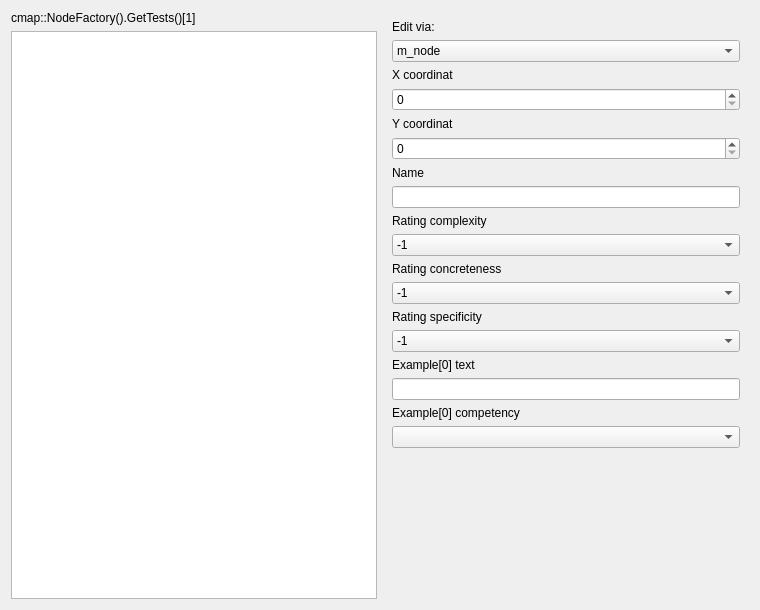
Before: the Qt Designer form Tools/ToolTestConceptMap/qtconceptmaptestqtnodedialog.ui in richelbilderbeek/ProjectRichelBilderbeek, drawn with Qt 5.
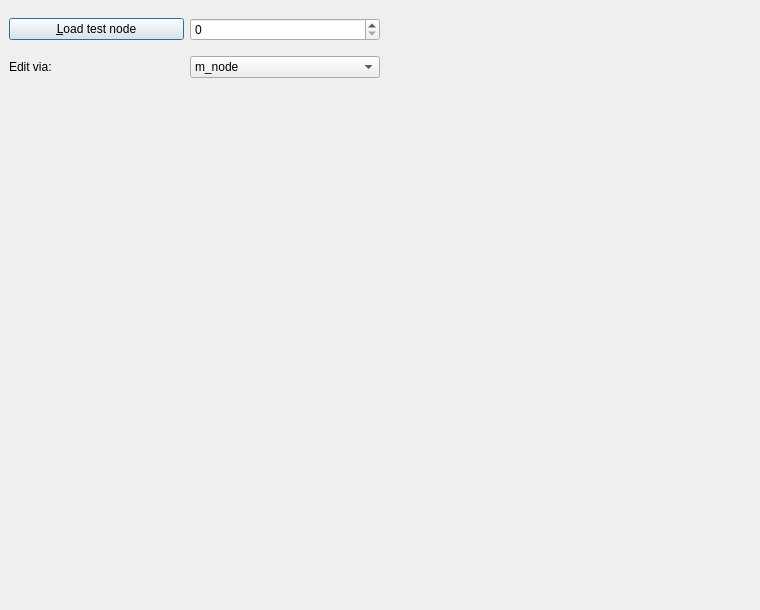
After: the same form once the commit is applied. Custom widgets are drawn as their Qt base class.

The edit to the form file:
```diff
--- a/Tools/ToolTestConceptMap/qtconceptmaptestqtnodedialog.ui
+++ b/Tools/ToolTestConceptMap/qtconceptmaptestqtnodedialog.ui
@@ -13,25 +13,34 @@
   <property name="windowTitle">
    <string>Test Node</string>
   </property>
-  <layout class="QGridLayout" name="gridLayout">
+  <widget class="QWidget" name="widget_top" native="true">
+   <property name="geometry">
+    <rect>
+     <x>9</x>
+     <y>9</y>
+     <width>371</width>
+     <height>80</height>
+    </rect>
+   </property>
+   <layout class="QGridLayout" name="gridLayout_2">
    <item row="0" column="0">
-    <widget class="QLabel" name="label">
+     <widget class="QPushButton" name="button_load">
      <property name="text">
-      <string>cmap::NodeFactory().GetTests()[1]</string>
+       <string>&amp;Load test node</string>
      </property>
     </widget>
    </item>
-   <item row="0" column="1" rowspan="2">
-    <widget class="QWidget" name="widget" native="true">
-     <layout class="QVBoxLayout" name="verticalLayout">
-      <item>
-       <widget class="QLabel" name="label_8">
+    <item row="0" column="1">
+     <widget class="QSpinBox" name="box_test_index"/>
+    </item>
+    <item row="1" column="0">
+     <widget class="QLabel" name="label_edit_via">
         <property name="text">
          <string>Edit via:</string>
         </property>
        </widget>
       </item>
-      <item>
+    <item row="1" column="1">
        <widget class="QComboBox" name="box_edit">
         <item>
          <property name="text">
@@ -55,190 +64,9 @@
         </item>
        </widget>
       </item>
-      <item>
-       <widget class="QLabel" name="label_9">
-        <property name="text">
-         <string>X coordinat</string>
-        </property>
-       </widget>
-      </item>
-      <item>
-       <widget class="QSpinBox" name="box_x"/>
-      </item>
-      <item>
-       <widget class="QLabel" name="label_10">
-        <property name="text">
-         <string>Y coordinat</string>
-        </property>
-       </widget>
-      </item>
-      <item>
-       <widget class="QSpinBox" name="box_y"/>
-      </item>
-      <item>
-       <widget class="QLabel" name="label_6">
-        <property name="text">
-         <string>Name</string>
-        </property>
-       </widget>
-      </item>
-      <item>
-       <widget class="QLineEdit" name="edit_name">
-        <property name="text">
-         <string/>
-        </property>
-       </widget>
-      </item>
-      <item>
-       <widget class="QLabel" name="label_5">
-        <property name="text">
-         <string>Rating complexity</string>
-        </property>
-       </widget>
-      </item>
-      <item>
-       <widget class="QComboBox" name="box_complexity">
-        <item>
-         <property name="text">
-          <string>-1</string>
-         </property>
-        </item>
-        <item>
-         <property name="text">
-          <string>0</string>
-         </property>
-        </item>
-        <item>
-         <property name="text">
-          <string>1</string>
-         </property>
-        </item>
-        <item>
-         <property name="text">
-          <string>2</string>
-         </property>
-        </item>
-       </widget>
-      </item>
-      <item>
-       <widget class="QLabel" name="label_4">
-        <property name="text">
-         <string>Rating concreteness</string>
-        </property>
-       </widget>
-      </item>
-      <item>
-       <widget class="QComboBox" name="box_concreteness">
-        <item>
-         <property name="text">
-          <string>-1</string>
-         </property>
-        </item>
-        <item>
-         <property name="text">
-          <string>0</string>
-         </property>
-        </item>
-        <item>
-         <property name="text">
-          <string>1</string>
-         </property>
-        </item>
-        <item>
-         <property name="text">
-          <string>2</string>
-         </property>
-        </item>
-       </widget>
-      </item>
-      <item>
-       <widget class="QLabel" name="label_3">
-        <property name="text">
-         <string>Rating specificity</string>
-        </property>
-       </widget>
-      </item>
-      <item>
-       <widget class="QComboBox" name="box_specificity">
-        <item>
-         <property name="text">
-          <string>-1</string>
-         </property>
-        </item>
-        <item>
-         <property name="text">
-          <string>0</string>
-         </property>
-        </item>
-        <item>
-         <property name="text">
-          <string>1</string>
-         </property>
-        </item>
-        <item>
-         <property name="text">
-          <string>2</string>
-         </property>
-        </item>
-       </widget>
-      </item>
-      <item>
-       <widget class="QLabel" name="label_7">
-        <property name="text">
-         <string>Example[0] text</string>
-        </property>
-       </widget>
-      </item>
-      <item>
-       <widget class="QLineEdit" name="edit_example_text"/>
-      </item>
-      <item>
-       <widget class="QLabel" name="label_2">
-        <property name="text">
-         <string>Example[0] competency</string>
-        </property>
-       </widget>
-      </item>
-      <item>
-       <widget class="QComboBox" name="box_competency"/>
-      </item>
-      <item>
-       <spacer name="verticalSpacer">
-        <property name="orientation">
-         <enum>Qt::Vertical</enum>
-        </property>
-        <property name="sizeHint" stdset="0">
-         <size>
-          <width>20</width>
-          <height>63</height>
-         </size>
-        </property>
-       </spacer>
-      </item>
-     </layout>
-    </widget>
-   </item>
-   <item row="1" column="0">
-    <widget class="ribi::QtKeyboardFriendlyGraphicsView" name="view"/>
-   </item>
-  </layout>
+   </layout>
+  </widget>
  </widget>
- <customwidgets>
-  <customwidget>
-   <class>ribi::QtKeyboardFriendlyGraphicsView</class>
-   <extends>QGraphicsView</extends>
-   <header>qtkeyboardfriendlygraphicsview.h</header>
-  </customwidget>
- </customwidgets>
- <tabstops>
-  <tabstop>edit_name</tabstop>
-  <tabstop>box_complexity</tabstop>
-  <tabstop>box_concreteness</tabstop>
-  <tabstop>box_specificity</tabstop>
-  <tabstop>edit_example_text</tabstop>
-  <tabstop>box_competency</tabstop>
-  <tabstop>view</tabstop>
- </tabstops>
  <resources/>
  <connections/>
 </ui>
```
Lines whose indentation alone changed are shown as unchanged.
